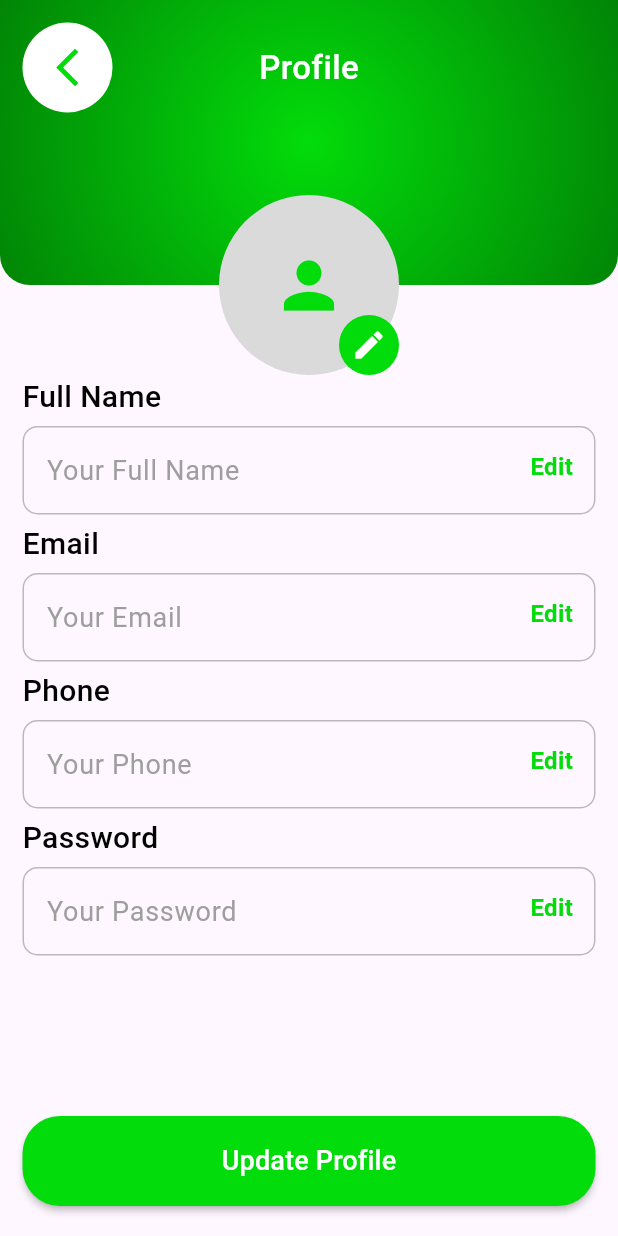
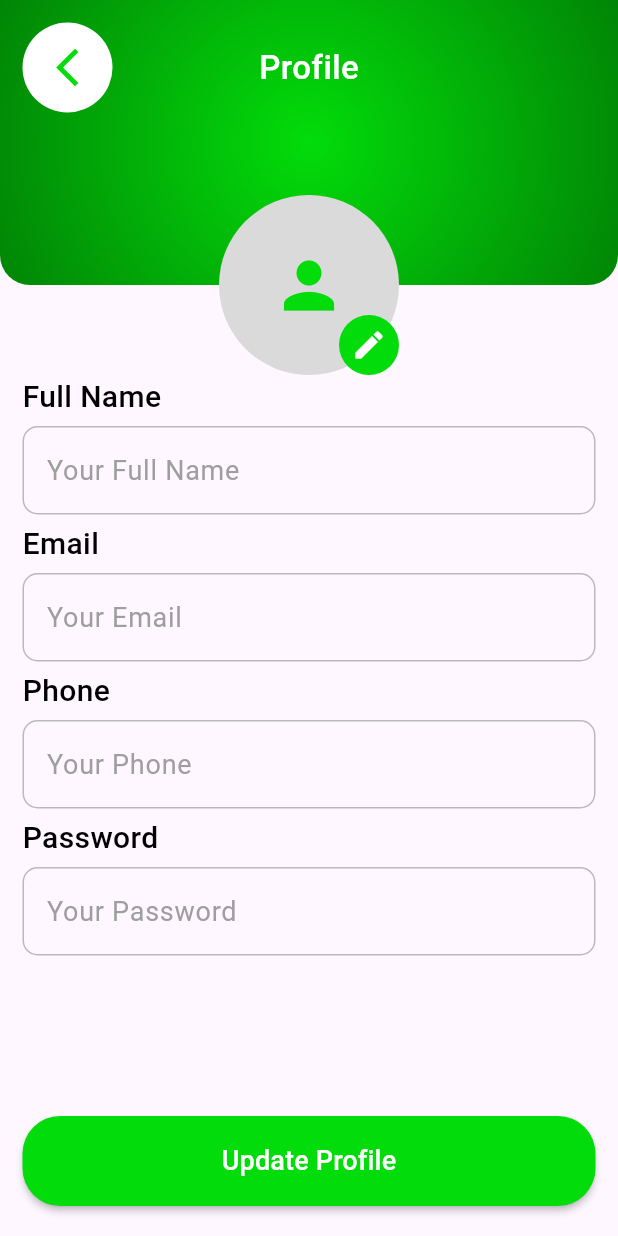
Before and after one commit to AmrElshwwam/shoes-store, a Flutter app: the ProfileScreen screen opened directly, on a phone screen of 412 x 824 dp. Run offline on Flutter 3.47's test engine with Material 3 defaults, Android fonts, the phone set to English and light mode, and no system bars; our stand-ins replace device_preview, flutter_bloc, shared_preferences; accounts and stored records are empty.

Commit message:
Refactor profile data handling and UI components for improved readability and maintainability

```diff
--- a/lib/cubit/profile_data_cubit.dart
+++ b/lib/cubit/profile_data_cubit.dart
@@ -5,7 +5,7 @@ import 'package:shared_preferences/shared_preferences.dart';
 part 'profile_data_state.dart';
 
 class ProfileDataCubit extends Cubit<ProfileDataState> {
-  bool openField = false;
+  // bool openField = false;
   String fullName = "";
   String email = "";
   String phone = "";
@@ -75,8 +75,8 @@ class ProfileDataCubit extends Cubit<ProfileDataState> {
     ));
   }
 
-  void openedField() {
-    openField = !openField;
-    emit(OpenFieldState(openField: openField));
-  }
+  // void openedField() {
+  //   openField = !openField;
+  //   emit(OpenFieldState(openField: openField));
+  // }
 }
--- a/lib/view/screens/profile_screen.dart
+++ b/lib/view/screens/profile_screen.dart
@@ -111,48 +111,48 @@ class ProfileScreen extends StatelessWidget {
 
                           CustomTitleTextFieldProfile(
                             controller: profileCubit.fullNameController,
-                            readOnly: !isOpenField,
+                            // readOnly: !isOpenField,
                             titleField: "full_name".tr(context),
                             hintField: "Your Full Name",
-                            color: isOpenField
-                                ? AColors.green
-                                : AColors.grey.withValues(alpha: .3),
+                            // color: isOpenField
+                            //     ? AColors.green
+                            //     : AColors.grey.withValues(alpha: .3),
                           ),
 
                           //--
 
                           CustomTitleTextFieldProfile(
                             controller: profileCubit.emailController,
-                            readOnly: !isOpenField,
+                            // readOnly: !isOpenField,
                             titleField: "email".tr(context),
                             hintField: "Your Email",
-                            color: isOpenField
-                                ? AColors.green
-                                : AColors.grey.withValues(alpha: .3),
+                            // color: isOpenField
+                            //     ? AColors.green
+                            //     : AColors.grey.withValues(alpha: .3),
                           ),
 
                           //--
 
                           CustomTitleTextFieldProfile(
                             controller: profileCubit.phoneController,
-                            readOnly: !isOpenField,
+                            // readOnly: !isOpenField,
                             titleField: "phone".tr(context),
                             hintField: "Your Phone",
-                            color: isOpenField
-                                ? AColors.green
-                                : AColors.grey.withValues(alpha: .3),
+                            // color: isOpenField
+                            //     ? AColors.green
+                            //     : AColors.grey.withValues(alpha: .3),
                           ),
 
                           //--
 
                           CustomTitleTextFieldProfile(
                             controller: profileCubit.passwordController,
-                            readOnly: !isOpenField,
+                            // readOnly: !isOpenField,
                             titleField: "password".tr(context),
                             hintField: "Your Password",
-                            color: isOpenField
-                                ? AColors.green
-                                : AColors.grey.withValues(alpha: .3),
+                            // color: isOpenField
+                            //     ? AColors.green
+                            //     : AColors.grey.withValues(alpha: .3),
                           ),
                         ],
                       ),
@@ -183,7 +183,9 @@ class ProfileScreen extends StatelessWidget {
                           content: Text(
                             "profile_data_saved".tr(context),
                             style: TextStyle(
-                                fontSize: 18, fontWeight: FontWeight.w500),
+                              fontSize: 18,
+                              fontWeight: FontWeight.w500,
+                            ),
                           ),
                         ),
                       );
--- a/lib/view/widgets/profile_widgets/custom_text_field.dart
+++ b/lib/view/widgets/profile_widgets/custom_text_field.dart
@@ -10,15 +10,15 @@ class CustomTitleTextFieldProfile extends StatelessWidget {
     required this.titleField,
     required this.hintField,
     required this.controller,
-    required this.readOnly,
-    required this.color,
+    // required this.readOnly,
+    // required this.color,
   });
 
   final String titleField;
   final String hintField;
   final TextEditingController controller;
-  final bool readOnly;
-  final Color color;
+  // final bool readOnly;
+  // final Color color;
 
   @override
   Widget build(BuildContext context) {
@@ -44,30 +44,30 @@ class CustomTitleTextFieldProfile extends StatelessWidget {
               padding: const EdgeInsets.symmetric(vertical: 5),
               child: TextFormField(
                 controller: controller,
-                readOnly: readOnly,
+                // readOnly: readOnly,
                 style: TextStyle(color: AColors.black, fontSize: 18),
                 cursorColor: AColors.black,
                 decoration: InputDecoration(
-                  suffixIcon: Padding(
-                    padding:
-                        const EdgeInsets.symmetric(horizontal: 10, vertical: 5),
-                    child: InkWell(
-                      onTap: () {
-                        profileCubit.openedField();
-                      },
-                      child: Padding(
-                        padding: const EdgeInsets.all(5),
-                        child: Text(
-                          "edit".tr(context),
-                          style: TextStyle(
-                            color: AColors.green,
-                            fontSize: 16,
-                            fontWeight: FontWeight.bold,
-                          ),
-                        ),
-                      ),
-                    ),
-                  ),
+                  // suffixIcon: Padding(
+                  //   padding:
+                  //       const EdgeInsets.symmetric(horizontal: 10, vertical: 5),
+                  //   child: InkWell(
+                  //     onTap: () {
+                  //       profileCubit.openedField();
+                  //     },
+                  //     child: Padding(
+                  //       padding: const EdgeInsets.all(5),
+                  //       child: Text(
+                  //         "edit".tr(context),
+                  //         style: TextStyle(
+                  //           color: AColors.green,
+                  //           fontSize: 16,
+                  //           fontWeight: FontWeight.bold,
+                  //         ),
+                  //       ),
+                  //     ),
+                  //   ),
+                  // ),
 
                   //--
                   hintText: hintField,
@@ -98,8 +98,8 @@ class CustomTitleTextFieldProfile extends StatelessWidget {
                   focusedBorder: OutlineInputBorder(
                     borderRadius: BorderRadius.circular(10),
                     borderSide: BorderSide(
-                      color: color,
-                      // width: 2,
+                      color: AColors.green,
+                      width: 2,
                     ),
                   ),
                 ),
```
Also changed, not shown: lib/main.dart (+4 -3 lines), lib/view/screens/signin_screen.dart (+6 -6 lines), lib/view/screens/signup_screen.dart (+12 -0 lines), lib/view/widgets/details_widgets/row_botton_add_buy.dart (+0 -13 lines).
